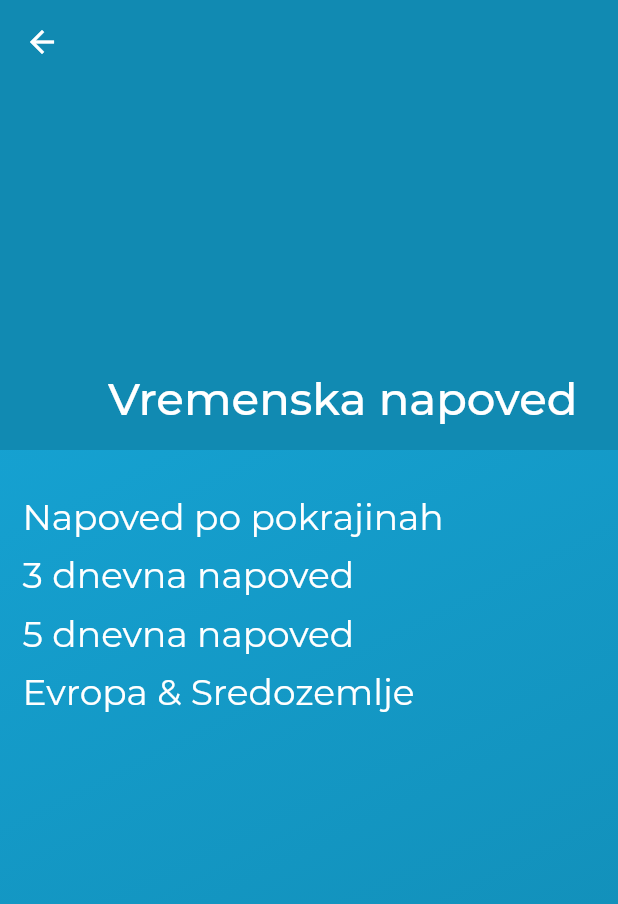
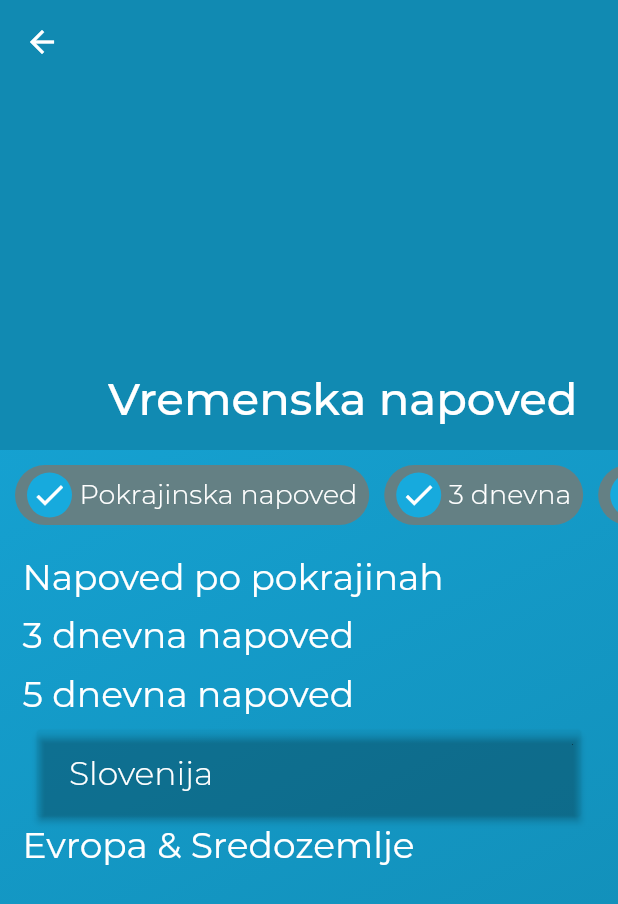
Before and after one commit to JakMar17/LombrenaApp, a Flutter app: the ListOfNapovedi screen opened by its route, on a phone screen of 412 x 824 dp. Shown: the top 904 px of the screen. Run offline on Flutter 3.47's test engine with Material 2 defaults, Android fonts, the phone set to English and light mode, and no system bars; drawn by our look-alikes of pull_to_refresh; our stand-ins replace audioplayers, flutter_local_notifications, flutter_spinkit, google_maps_flutter, location, package_info and 2 more; missing offline and left inert: sliver_fab; accounts and stored records are empty; network calls fail; statements that could not run were skipped; project files that could hold a hidden picture were left out.

Commit message:
FIXED bugs, ADDED toggles to list_napoved

```diff
--- a/lib/data/database/database.dart
+++ b/lib/data/database/database.dart
@@ -75,7 +75,7 @@ class DBProvider {
 
   updateData(DataModel data) async {
     final db = await database;
-    await getDataById(data.id);
+    //var x = await getDataById(data.id);
     var t = data.toMap();
     var res = await db.update("data", t,
         where: "id = ?", whereArgs: [data.id]);
--- a/lib/screens/home/loading.dart
+++ b/lib/screens/home/loading.dart
@@ -51,7 +51,7 @@ class _LoadingState extends State<Loading> {
         : sp.getSetting(sp.loadedData);
     int loadingVersion = sp.getIntSetting(sp.loadingVersion);
 
-    if (loadingVersion == -1) {
+    if (loadingVersion == -1 || loadingVersion == null) {
       RestToDatabase rtd = RestToDatabase();
       await rtd.savingNapovediToDatabase();
       sp.setIntSetting(sp.loadingVersion, 0);
--- a/lib/screens/vremenska_napoved/list_napoved.dart
+++ b/lib/screens/vremenska_napoved/list_napoved.dart
@@ -6,6 +6,7 @@ import 'package:vreme/data/database/database.dart';
 import 'package:vreme/data/database/models/data_model.dart';
 import 'package:vreme/data/models/map_marker.dart';
 import 'package:vreme/data/models/napoved.dart';
+import 'package:vreme/data/shared_preferences/settings_preferences.dart';
 import 'package:vreme/data/type_of_data.dart';
 import 'package:vreme/screens/loading_data.dart';
 import 'package:vreme/style/custom_icons.dart';
@@ -28,6 +29,14 @@ class _ListOfNapovediState extends State<ListOfNapovedi> {
   List<DataModel> napovedSloPokrajine;
   List<DataModel> napovedEvropa;
 
+  List<_Toggle> toggles = [
+    _Toggle(
+        title: "Pokrajinska napoved", id: "napoved_detail_toggle_pokrajinska"),
+    _Toggle(title: "3 dnevna", id: "napoved_detail_toggle_3dnevna"),
+    _Toggle(title: "5 dnevna", id: "napoved_detail_toggle_5dnevna"),
+    _Toggle(title: "Evropa & Sredozemlje", id: "napoved_detail_toggle_evropa"),
+  ];
+
   RefreshController _refreshController =
       RefreshController(initialRefresh: false);
   void _onRefresh() async {
@@ -38,11 +47,14 @@ class _ListOfNapovediState extends State<ListOfNapovedi> {
   bool ready = false;
 
   void loadData() async {
-
-    napovedSlo5Dnevna = await DBProvider.db.getAllDataOfType(TypeOfData.napoved5Dnevna);
-    napovedSlo3Dnevna = await DBProvider.db.getAllDataOfType(TypeOfData.napoved3Dnevna);
-    napovedSloPokrajine = await DBProvider.db.getAllDataOfType(TypeOfData.pokrajinskaNapoved);
-    napovedEvropa = await DBProvider.db.getAllDataOfType(TypeOfData.napovedJadran);
+    napovedSlo5Dnevna =
+        await DBProvider.db.getAllDataOfType(TypeOfData.napoved5Dnevna);
+    napovedSlo3Dnevna =
+        await DBProvider.db.getAllDataOfType(TypeOfData.napoved3Dnevna);
+    napovedSloPokrajine =
+        await DBProvider.db.getAllDataOfType(TypeOfData.pokrajinskaNapoved);
+    napovedEvropa =
+        await DBProvider.db.getAllDataOfType(TypeOfData.napovedJadran);
     var t = await DBProvider.db.getAllDataOfType(TypeOfData.napovedEvropa);
     napovedEvropa.addAll(t);
 
@@ -97,28 +109,99 @@ class _ListOfNapovediState extends State<ListOfNapovedi> {
           ),
         ),
         SliverPadding(
-          padding: EdgeInsets.only(top: 30),
+          padding: EdgeInsets.only(top: 10),
         ),
-        SliverList(
+        SliverToBoxAdapter(
+            child: Container(
+          width: double.infinity,
+          height: 40,
+          child: _toggles(),
+        )),
+        SliverPadding(
+          padding: EdgeInsets.only(top: 20),
+        ),
+        toggles[0].checked ? SliverList(
           delegate: SliverChildListDelegate(
-              _buildList("Napoved po pokrajinah", napovedSloPokrajine)),
-        ),
-        SliverList(
+              _buildList("Napoved po pokrajinah", napovedSloPokrajine),)
+        ) : SliverToBoxAdapter(),
+        toggles[1].checked ? SliverList(
           delegate: SliverChildListDelegate(
               _buildList("3 dnevna napoved", napovedSlo3Dnevna)),
-        ),
-        SliverList(
+        ) : SliverToBoxAdapter(),
+        toggles[2].checked ? SliverList(
           delegate: SliverChildListDelegate(
               _buildList("5 dnevna napoved", napovedSlo5Dnevna)),
-        ),
-        SliverList(
+        ) : SliverToBoxAdapter(),
+        toggles[3].checked ? SliverList(
           delegate: SliverChildListDelegate(
               _buildList("Evropa & Sredozemlje", napovedEvropa)),
-        ),
+        ) : SliverToBoxAdapter(),
         SliverPadding(
           padding: EdgeInsets.only(bottom: 30),
         )
       ],
+    );
+  }
+
+  ListView _toggles() {
+    return ListView.builder(
+      scrollDirection: Axis.horizontal,
+      itemCount: toggles.length,
+      itemBuilder: (context, index) {
+        return Row(
+          children: <Widget>[
+            index == 0
+                ? SizedBox(
+                    width: 10,
+                  )
+                : Container(),
+            Container(
+              decoration: BoxDecoration(
+                  color: CustomColors.lightGrey,
+                  borderRadius: BorderRadius.circular(20)),
+              child: GestureDetector(
+                onTap: () {
+                  setState(() {
+                    toggles[index].toggleSwitch();
+                  });
+                },
+                child: Padding(
+                  padding:
+                      const EdgeInsets.symmetric(vertical: 5, horizontal: 8),
+                  child: Row(
+                    children: <Widget>[
+                      CircleAvatar(
+                        radius: 15,
+                        backgroundColor: CustomColors.blue2,
+                        child: toggles[index].checked
+                            ? Icon(
+                                Icons.check,
+                                color: Colors.white,
+                              )
+                            : Container(),
+                      ),
+                      SizedBox(
+                        width: 5,
+                      ),
+                      Text(
+                        toggles[index].title,
+                        style: TextStyle(
+                            color: Colors.white,
+                            fontFamily: "Montserrat",
+                            fontSize: 18,
+                            fontWeight: FontWeight.w300),
+                      )
+                    ],
+                  ),
+                ),
+              ),
+            ),
+            SizedBox(
+              width: 10,
+            )
+          ],
+        );
+      },
     );
   }
 
@@ -144,50 +227,6 @@ class _ListOfNapovediState extends State<ListOfNapovedi> {
                 ),
               ),
             ),
-            /* Flexible(
-                flex: 2,
-                child: IconButton(
-                  icon: Icon(
-                    Icons.map,
-                    color: Colors.white,
-                  ),
-                  onPressed: () {
-                    for (NapovedCategory c in cat) {
-                      var n = c.napovedi[0];
-                      markers.add(MapMarker(
-                          title: n.longTitle,
-                          mainData: n.temperature != null
-                              ? "${n.temperature}"
-                              : "${(n.tempMax + n.tempMin) / 2}",
-                          mainDataUnit: "°C",
-                          lat: n.geoLat,
-                          lon: n.geoLon,
-                          object: n,
-                          leading: Column(
-                            children: <Widget>[
-                              Icon(
-                                n.weatherIcon,
-                                color: Colors.white,
-                                size: 40,
-                              ),
-                              SizedBox(
-                                height: 12,
-                              )
-                            ],
-                          ),
-                          mark: setMarker(n.temperature == null
-                              ? ((n.tempMax - n.tempMin) / 2)
-                              : n.temperature),
-                          onPress: () {
-                            Navigator.pushNamed(context, "/napoved",
-                                arguments: {"napoved": c});
-                          }));
-                    }
-
-                    Navigator.pushNamed(context, "/map",
-                        arguments: {"markers": markers});
-                  },
-                )) */
           ],
         ),
       ),
@@ -204,7 +243,6 @@ class _ListOfNapovediState extends State<ListOfNapovedi> {
           onPressed: () {
             Navigator.pushNamed(context, "/napoved",
                 arguments: {"data_model": cat[i]});
-
           },
           color: Colors.transparent,
           child: Container(
@@ -254,7 +292,23 @@ class _ListOfNapovediState extends State<ListOfNapovedi> {
       return "${base}temp008.png";
     else
       return "${base}temp009.png";
-
-    //return "";
   }
 }
+
+class _Toggle {
+  String title;
+  bool checked;
+  String id;
+
+  SettingsPreferences _sp = SettingsPreferences();
+
+  _Toggle({this.title, this.id}) {
+    bool t = _sp.getSetting(id);
+    checked = t == null ? true : t;
+  }
+
+  void toggleSwitch() {
+    checked = !checked;
+    _sp.setSetting(id, checked);
+  }
+}
--- a/lib/screens/vremenska_napoved/napoved_detail.dart
+++ b/lib/screens/vremenska_napoved/napoved_detail.dart
@@ -68,6 +68,9 @@ class _NapovedDetailState extends State<NapovedDetail> {
       DataModel d = data["data_model"];
       napoved = await restApi.fetchNapoved(d.url, d.typeOfData);
     }
+
+    if(napoved == null)
+      return loadData(data);
 
     trenutna = napoved.napovedi[0];
     initCards();
```
Also changed, not shown: lib/data/api/fetching_data.dart (+4 -4 lines), lib/data/api/rest_api.dart (+6 -6 lines), lib/data/favorites/favorites_database.dart (+21 -35 lines), lib/data/location_services/location_services.dart (+5 -5 lines), lib/screens/home/home.dart (+6 -6 lines).
